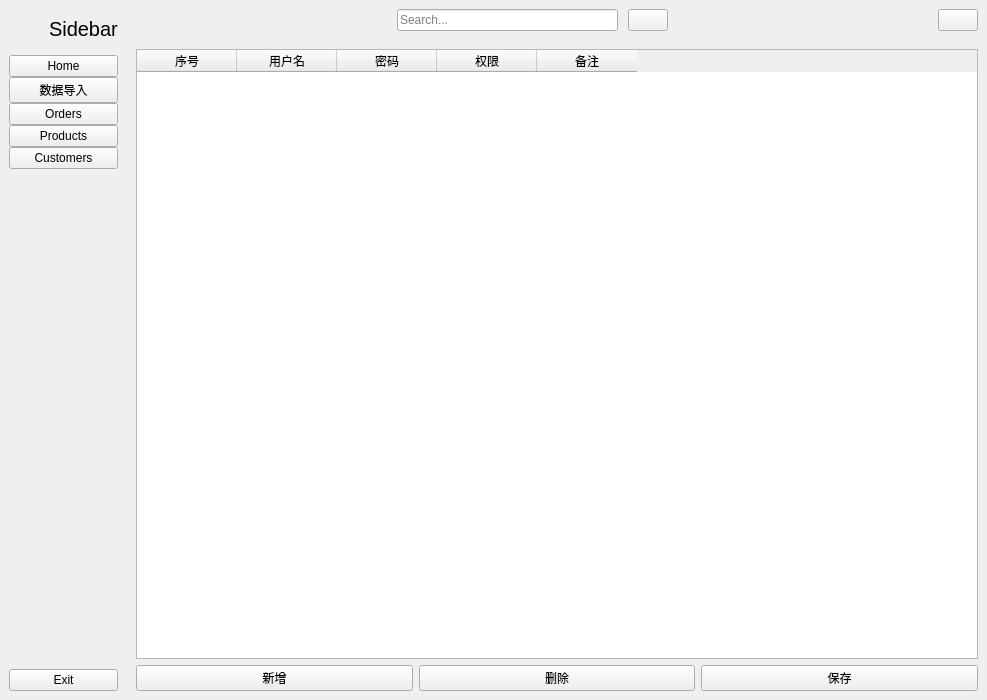
First picture: the form in 物流/ui/sidebar.ui, repository cnfengwei/wuliu, before the edit.
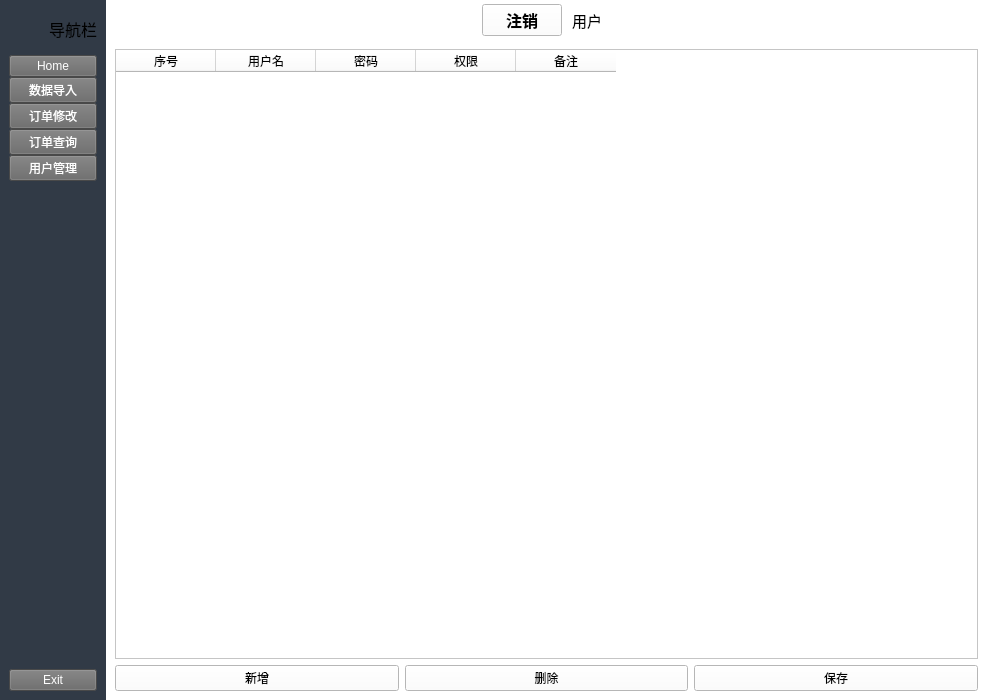
Second picture: the form after the edit. Icons and pictures are not drawn.

```diff
--- a/物流/ui/sidebar.ui
+++ b/物流/ui/sidebar.ui
@@ -13,6 +13,9 @@
   <property name="windowTitle">
    <string>MainWindow</string>
   </property>
+  <property name="styleSheet">
+   <string notr="true">background-color: rgb(255, 255, 255);</string>
+  </property>
   <widget class="QWidget" name="centralwidget">
    <layout class="QGridLayout" name="gridLayout">
     <property name="leftMargin">
@@ -53,6 +56,9 @@
     </item>
     <item row="0" column="1">
      <widget class="QWidget" name="full_menu_widget" native="true">
+      <property name="styleSheet">
+       <string notr="true">background-color:#313a46;</string>
+      </property>
       <layout class="QVBoxLayout" name="verticalLayout_4">
        <item>
         <layout class="QHBoxLayout" name="horizontalLayout_2">
@@ -88,11 +94,11 @@
           <widget class="QLabel" name="logo_label_3">
            <property name="font">
             <font>
-             <pointsize>15</pointsize>
+             <pointsize>12</pointsize>
             </font>
            </property>
            <property name="text">
-            <string>Sidebar</string>
+            <string>导航栏</string>
            </property>
           </widget>
          </item>
@@ -105,6 +111,16 @@
          </property>
          <item>
           <widget class="QPushButton" name="home_btn_2">
+           <property name="sizePolicy">
+            <sizepolicy hsizetype="Minimum" vsizetype="Fixed">
+             <horstretch>0</horstretch>
+             <verstretch>50</verstretch>
+            </sizepolicy>
+           </property>
+           <property name="styleSheet">
+            <string notr="true">color: rgb(255, 255, 255);
+background-color: rgb(102, 102, 102);</string>
+           </property>
            <property name="text">
             <string>Home</string>
            </property>
@@ -114,8 +130,8 @@
            </property>
            <property name="iconSize">
             <size>
-             <width>14</width>
-             <height>14</height>
+             <width>24</width>
+             <height>24</height>
             </size>
            </property>
            <property name="checkable">
@@ -128,6 +144,10 @@
          </item>
          <item>
           <widget class="QPushButton" name="import_data_btn_2">
+           <property name="styleSheet">
+            <string notr="true">color: rgb(255, 255, 255);
+background-color: rgb(102, 102, 102);</string>
+           </property>
            <property name="text">
             <string>数据导入</string>
            </property>
@@ -137,8 +157,8 @@
            </property>
            <property name="iconSize">
             <size>
-             <width>14</width>
-             <height>14</height>
+             <width>24</width>
+             <height>24</height>
             </size>
            </property>
            <property name="checkable">
@@ -151,8 +171,12 @@
          </item>
          <item>
           <widget class="QPushButton" name="orders_btn_2">
+           <property name="styleSheet">
+            <string notr="true">color: rgb(255, 255, 255);
+background-color: rgb(102, 102, 102);</string>
+           </property>
            <property name="text">
-            <string>Orders</string>
+            <string>订单修改</string>
            </property>
            <property name="icon">
             <iconset>
@@ -160,8 +184,8 @@
            </property>
            <property name="iconSize">
             <size>
-             <width>14</width>
-             <height>14</height>
+             <width>24</width>
+             <height>24</height>
             </size>
            </property>
            <property name="checkable">
@@ -174,16 +198,20 @@
          </item>
          <item>
           <widget class="QPushButton" name="products_btn_2">
+           <property name="styleSheet">
+            <string notr="true">color: rgb(255, 255, 255);
+background-color: rgb(102, 102, 102);</string>
+           </property>
            <property name="text">
-            <string>Products</string>
+            <string>订单查询</string>
            </property>
            <property name="icon">
             <iconset theme="accessories-text-editor"/>
            </property>
            <property name="iconSize">
             <size>
-             <width>14</width>
-             <height>14</height>
+             <width>24</width>
+             <height>24</height>
             </size>
            </property>
            <property name="checkable">
@@ -196,8 +224,12 @@
          </item>
          <item>
           <widget class="QPushButton" name="customers_btn_2">
+           <property name="styleSheet">
+            <string notr="true">color: rgb(255, 255, 255);
+background-color: rgb(102, 102, 102);</string>
+           </property>
            <property name="text">
-            <string>Customers</string>
+            <string>用户管理</string>
            </property>
            <property name="icon">
             <iconset>
@@ -205,8 +237,8 @@
            </property>
            <property name="iconSize">
             <size>
-             <width>14</width>
-             <height>14</height>
+             <width>24</width>
+             <height>24</height>
             </size>
            </property>
            <property name="checkable">
@@ -234,6 +266,10 @@
        </item>
        <item>
         <widget class="QPushButton" name="exit_btn_2">
+         <property name="styleSheet">
+          <string notr="true">background-color: rgb(102, 102, 102);
+color: rgb(255, 255, 255);</string>
+         </property>
          <property name="text">
           <string>Exit</string>
          </property>
@@ -313,19 +349,37 @@
              <number>10</number>
             </property>
             <item>
-             <widget class="QLineEdit" name="search_input">
-              <property name="placeholderText">
-               <string>Search...</string>
+             <widget class="QPushButton" name="user_btn">
+              <property name="font">
+               <font>
+                <pointsize>12</pointsize>
+                <bold>true</bold>
+               </font>
               </property>
-             </widget>
-            </item>
-            <item>
-             <widget class="QPushButton" name="search_btn">
               <property name="text">
-               <string/>
+               <string>注销</string>
               </property>
               <property name="icon">
-               <iconset theme="accessories-dictionary"/>
+               <iconset>
+                <normaloff>:/icon/icon/user-48.ico</normaloff>:/icon/icon/user-48.ico</iconset>
+              </property>
+              <property name="iconSize">
+               <size>
+                <width>24</width>
+                <height>24</height>
+               </size>
+              </property>
+             </widget>
+            </item>
+            <item>
+             <widget class="QLabel" name="label">
+              <property name="font">
+               <font>
+                <pointsize>11</pointsize>
+               </font>
+              </property>
+              <property name="text">
+               <string>用户</string>
               </property>
              </widget>
             </item>
@@ -344,17 +398,6 @@
             </property>
            </spacer>
           </item>
-          <item>
-           <widget class="QPushButton" name="user_btn">
-            <property name="text">
-             <string/>
-            </property>
-            <property name="icon">
-             <iconset>
-              <normaloff>../icon/user-48.ico</normaloff>../icon/user-48.ico</iconset>
-            </property>
-           </widget>
-          </item>
          </layout>
         </widget>
        </item>
```
Left out of the diff: 30 changed lines with no effect on the pictures.
